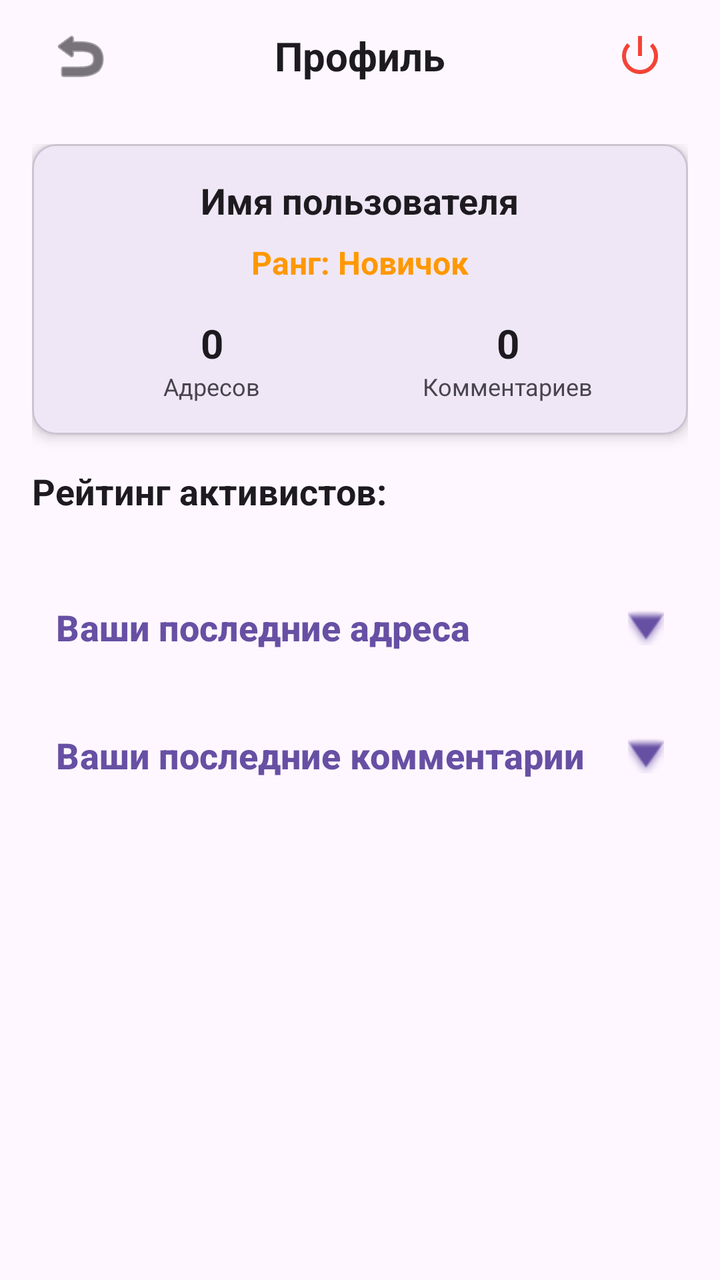
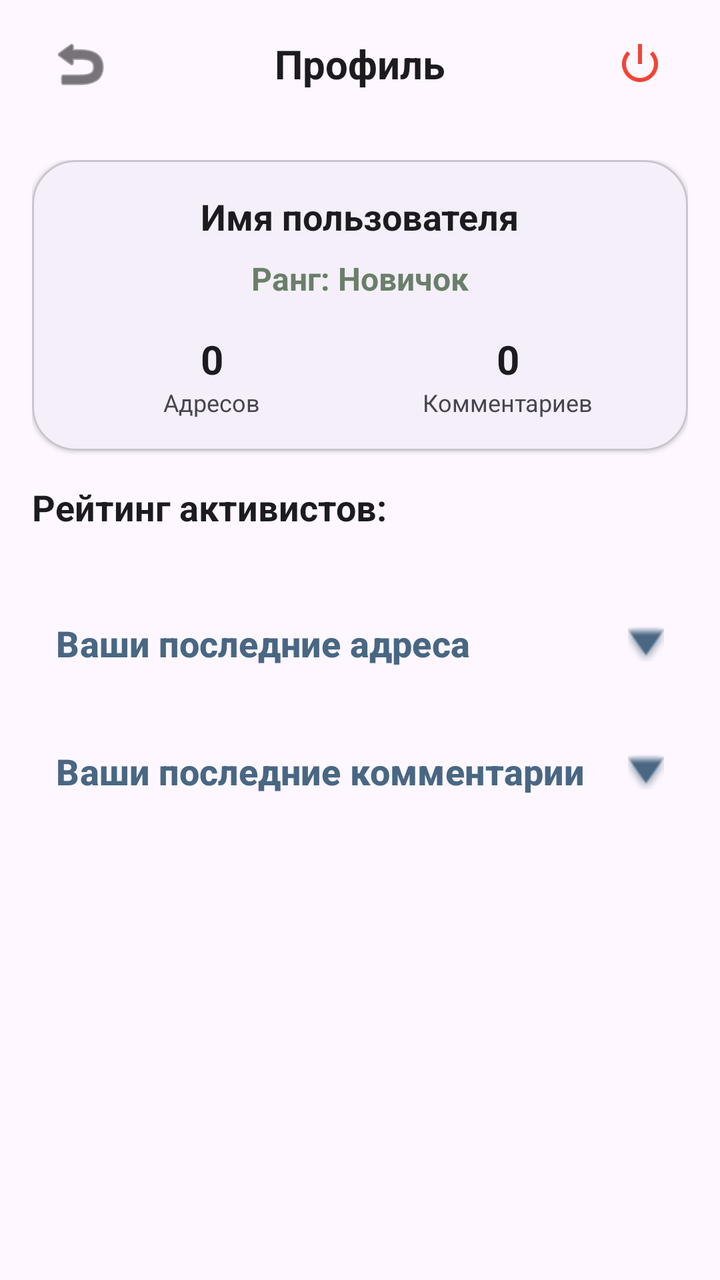

Compare the two renders of this Android layout. The source of the first and the diff that turns it into the second are given below.
<!-- AndroidManifest.xml: application theme Theme.BaseHome -->
<!-- res/layout/activity_profile.xml -->
<?xml version="1.0" encoding="utf-8"?>
<LinearLayout xmlns:android="http://schemas.android.com/apk/res/android"
    xmlns:app="http://schemas.android.com/apk/res-auto"
    android:layout_width="match_parent"
    android:layout_height="match_parent"
    android:orientation="vertical"
    android:background="?android:attr/windowBackground"
    android:fitsSystemWindows="true">

    
    <RelativeLayout
        android:layout_width="match_parent"
        android:layout_height="56dp"
        android:paddingHorizontal="16dp">

        <ImageButton
            android:id="@+id/btnBackProfile"
            android:layout_width="48dp"
            android:layout_height="48dp"
            android:layout_centerVertical="true"
            android:background="?android:attr/selectableItemBackgroundBorderless"
            android:src="@android:drawable/ic_menu_revert"
            app:tint="?android:attr/textColorPrimary" />

        <TextView
            android:layout_width="wrap_content"
            android:layout_height="wrap_content"
            android:layout_centerInParent="true"
            android:text="Профиль"
            android:textSize="20sp"
            android:textStyle="bold"
            android:textColor="?android:attr/textColorPrimary" />

        <ImageButton
            android:id="@+id/btnLogout"
            android:layout_width="48dp"
            android:layout_height="48dp"
            android:layout_alignParentEnd="true"
            android:layout_centerVertical="true"
            android:background="?android:attr/selectableItemBackgroundBorderless"
            android:src="@android:drawable/ic_lock_power_off"
            app:tint="#F44336" />
    </RelativeLayout>

    <androidx.core.widget.NestedScrollView
        android:layout_width="match_parent"
        android:layout_height="match_parent">

        <LinearLayout
            android:layout_width="match_parent"
            android:layout_height="wrap_content"
            android:orientation="vertical"
            android:padding="16dp">

            
            <com.google.android.material.card.MaterialCardView
                android:layout_width="match_parent"
                android:layout_height="wrap_content"
                android:layout_marginBottom="16dp"
                app:cardCornerRadius="12dp"
                app:cardElevation="4dp"
                app:strokeWidth="1dp"
                app:strokeColor="?attr/colorOutlineVariant">

                <LinearLayout
                    android:layout_width="match_parent"
                    android:layout_height="wrap_content"
                    android:orientation="vertical"
                    android:padding="16dp"
                    android:gravity="center">

                    <TextView
                        android:id="@+id/tvUserName"
                        android:layout_width="wrap_content"
                        android:layout_height="wrap_content"
                        android:text="Имя пользователя"
                        android:textSize="18sp"
                        android:textStyle="bold"
                        android:textColor="?android:attr/textColorPrimary"
                        android:layout_marginBottom="8dp" />

                    <TextView
                        android:id="@+id/tvUserRating"
                        android:layout_width="wrap_content"
                        android:layout_height="wrap_content"
                        android:text="Ранг: Новичок"
                        android:textSize="16sp"
                        android:textColor="@color/brand_accent"
                        android:textStyle="bold"
                        android:layout_marginBottom="16dp" />

                    <LinearLayout
                        android:layout_width="match_parent"
                        android:layout_height="wrap_content"
                        android:orientation="horizontal"
                        android:weightSum="2">

                        <LinearLayout
                            android:layout_width="0dp"
                            android:layout_height="wrap_content"
                            android:layout_weight="1"
                            android:orientation="vertical"
                            android:gravity="center">
                            <TextView
                                android:id="@+id/tvAddressesCount"
                                android:layout_width="wrap_content"
                                android:layout_height="wrap_content"
                                android:text="0"
                                android:textSize="20sp"
                                android:textStyle="bold"
                                android:textColor="?android:attr/textColorPrimary" />
                            <TextView
                                android:layout_width="wrap_content"
                                android:layout_height="wrap_content"
                                android:text="Адресов"
                                android:textSize="12sp"
                                android:textColor="?android:attr/textColorSecondary" />
                        </LinearLayout>

                        <LinearLayout
                            android:layout_width="0dp"
                            android:layout_height="wrap_content"
                            android:layout_weight="1"
                            android:orientation="vertical"
                            android:gravity="center">
                            <TextView
                                android:id="@+id/tvCommentsCount"
                                android:layout_width="wrap_content"
                                android:layout_height="wrap_content"
                                android:text="0"
                                android:textSize="20sp"
                                android:textStyle="bold"
                                android:textColor="?android:attr/textColorPrimary" />
                            <TextView
                                android:layout_width="wrap_content"
                                android:layout_height="wrap_content"
                                android:text="Комментариев"
                                android:textSize="12sp"
                                android:textColor="?android:attr/textColorSecondary" />
                        </LinearLayout>

                    </LinearLayout>
                </LinearLayout>
            </com.google.android.material.card.MaterialCardView>

            
            <Button
                android:id="@+id/btnViewUsers"
                android:layout_width="match_parent"
                android:layout_height="wrap_content"
                android:text="Пользователи системы"
                android:layout_marginBottom="24dp"
                android:visibility="gone"
                android:backgroundTint="#673AB7" />

            
            <TextView
                android:layout_width="match_parent"
                android:layout_height="wrap_content"
                android:text="Рейтинг активистов:"
                android:textSize="18sp"
                android:textStyle="bold"
                android:textColor="?android:attr/textColorPrimary"
                android:layout_marginBottom="8dp" />

            <com.google.android.material.card.MaterialCardView
                android:layout_width="match_parent"
                android:layout_height="wrap_content"
                android:layout_marginBottom="24dp"
                app:cardCornerRadius="12dp"
                app:strokeWidth="1dp"
                app:strokeColor="?attr/colorOutlineVariant">

                <androidx.recyclerview.widget.RecyclerView
                    android:id="@+id/rvGlobalRanking"
                    android:layout_width="match_parent"
                    android:layout_height="wrap_content"
                    android:nestedScrollingEnabled="false" />

            </com.google.android.material.card.MaterialCardView>

            
            <com.google.android.material.button.MaterialButton
                android:id="@+id/btnToggleAddresses"
                style="@style/Widget.Material3.Button.TextButton"
                android:layout_width="match_parent"
                android:layout_height="wrap_content"
                android:text="Ваши последние адреса"
                android:gravity="start|center_vertical"
                android:textSize="18sp"
                android:textStyle="bold"
                app:icon="@android:drawable/arrow_down_float"
                app:iconGravity="end" />

            <LinearLayout
                android:id="@+id/llAddressesContainer"
                android:layout_width="match_parent"
                android:layout_height="wrap_content"
                android:orientation="vertical"
                android:visibility="gone">

                <androidx.recyclerview.widget.RecyclerView
                    android:id="@+id/rvUserAddresses"
                    android:layout_width="match_parent"
                    android:layout_height="wrap_content"
                    android:nestedScrollingEnabled="false" />

                <Button
                    android:id="@+id/btnLoadMoreAddresses"
                    style="@style/Widget.Material3.Button.TextButton"
                    android:layout_width="wrap_content"
                    android:layout_height="wrap_content"
                    android:layout_gravity="center"
                    android:text="Показать еще 10"
                    android:visibility="gone" />
            </LinearLayout>

            <View
                android:layout_width="match_parent"
                android:layout_height="16dp" />

            
            <com.google.android.material.button.MaterialButton
                android:id="@+id/btnToggleComments"
                style="@style/Widget.Material3.Button.TextButton"
                android:layout_width="match_parent"
                android:layout_height="wrap_content"
                android:text="Ваши последние комментарии"
                android:gravity="start|center_vertical"
                android:textSize="18sp"
                android:textStyle="bold"
                app:icon="@android:drawable/arrow_down_float"
                app:iconGravity="end" />

            <LinearLayout
                android:id="@+id/llCommentsContainer"
                android:layout_width="match_parent"
                android:layout_height="wrap_content"
                android:orientation="vertical"
                android:visibility="gone">

                <androidx.recyclerview.widget.RecyclerView
                    android:id="@+id/rvUserComments"
                    android:layout_width="match_parent"
                    android:layout_height="wrap_content"
                    android:nestedScrollingEnabled="false" />

                <Button
                    android:id="@+id/btnLoadMoreComments"
                    style="@style/Widget.Material3.Button.TextButton"
                    android:layout_width="wrap_content"
                    android:layout_height="wrap_content"
                    android:layout_gravity="center"
                    android:text="Показать еще 10"
                    android:visibility="gone" />
            </LinearLayout>

        </LinearLayout>
    </androidx.core.widget.NestedScrollView>

</LinearLayout>
<!-- resources referenced by this layout -->
<resources>
  <color name="brand_accent">#FF9800</color>
  <style name="Theme.BaseHome" parent="Base.Theme.BaseHome" />
  <style name="Base.Theme.BaseHome" parent="Theme.Material3.DayNight.NoActionBar">
          
          
      </style>
</resources>

<!-- the commit's change to res/layout/activity_profile.xml (unified diff, before → after) -->
@@ -10,7 +10,7 @@
     
     <RelativeLayout
         android:layout_width="match_parent"
-        android:layout_height="56dp"
+        android:layout_height="64dp"
         android:paddingHorizontal="16dp">
 
         <ImageButton
@@ -57,8 +57,8 @@
                 android:layout_width="match_parent"
                 android:layout_height="wrap_content"
                 android:layout_marginBottom="16dp"
-                app:cardCornerRadius="12dp"
-                app:cardElevation="4dp"
+                app:cardCornerRadius="22dp"
+                app:cardElevation="1dp"
                 app:strokeWidth="1dp"
                 app:strokeColor="?attr/colorOutlineVariant">
 
@@ -151,7 +151,7 @@
                 android:text="Пользователи системы"
                 android:layout_marginBottom="24dp"
                 android:visibility="gone"
-                android:backgroundTint="#673AB7" />
+                android:backgroundTint="?attr/colorPrimary" />
 
             
             <TextView
@@ -167,7 +167,8 @@
                 android:layout_width="match_parent"
                 android:layout_height="wrap_content"
                 android:layout_marginBottom="24dp"
-                app:cardCornerRadius="12dp"
+                app:cardCornerRadius="20dp"
+                app:cardElevation="0dp"
                 app:strokeWidth="1dp"
                 app:strokeColor="?attr/colorOutlineVariant">
 
<!-- resource entries referenced after the edit -->
@@ -1,10 +1,21 @@
 <!-- resources referenced by this layout -->
 <resources>
-  <color name="brand_accent">#FF9800</color>
+  <color name="brand_accent">#6A7F6A</color>
   <style name="Theme.BaseHome" parent="Base.Theme.BaseHome" />
   <style name="Base.Theme.BaseHome" parent="Theme.Material3.DayNight.NoActionBar">
-          
-          
+          <item name="colorPrimary">@color/brand_primary</item>
+          <item name="colorSecondary">@color/brand_accent</item>
+          <item name="colorSurface">?android:attr/colorBackground</item>
+          <item name="colorOutline">?android:attr/textColorHint</item>
+          <item name="shapeAppearanceSmallComponent">@style/ShapeAppearance.BaseHome.Small</item>
+          <item name="shapeAppearanceMediumComponent">@style/ShapeAppearance.BaseHome.Medium</item>
+      </style>
+  <color name="brand_primary">#496783</color>
+  <style name="ShapeAppearance.BaseHome.Small" parent="ShapeAppearance.Material3.Corner.Small">
+          <item name="cornerSize">12dp</item>
+      </style>
+  <style name="ShapeAppearance.BaseHome.Medium" parent="ShapeAppearance.Material3.Corner.Medium">
+          <item name="cornerSize">20dp</item>
       </style>
 </resources>
 
